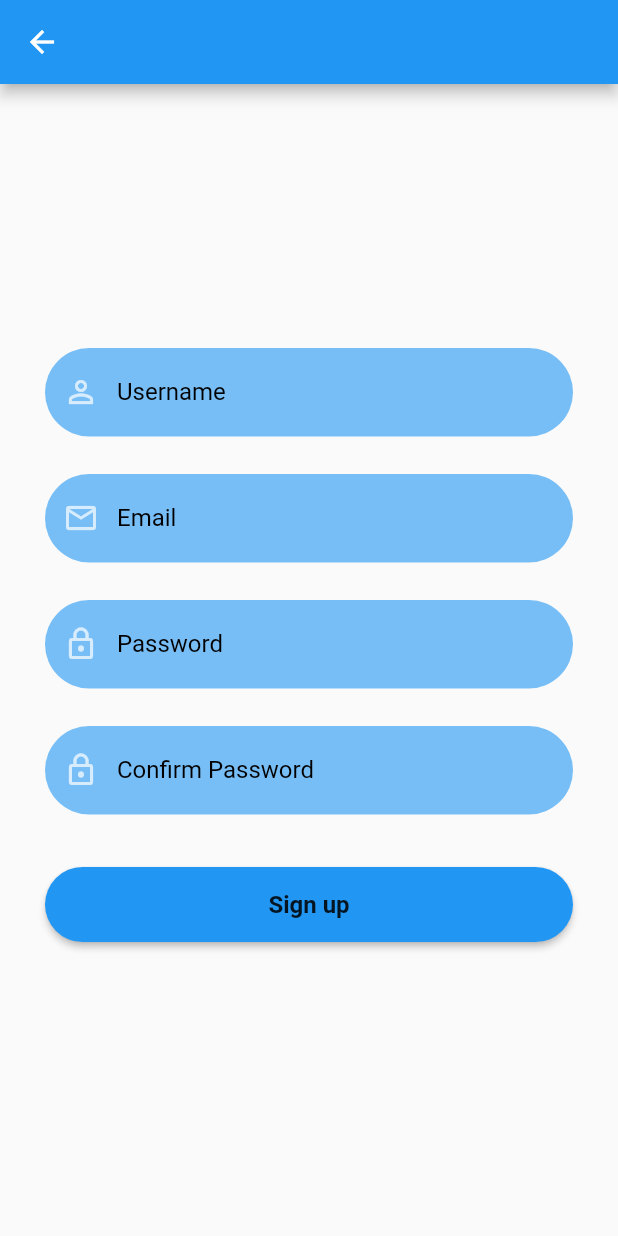
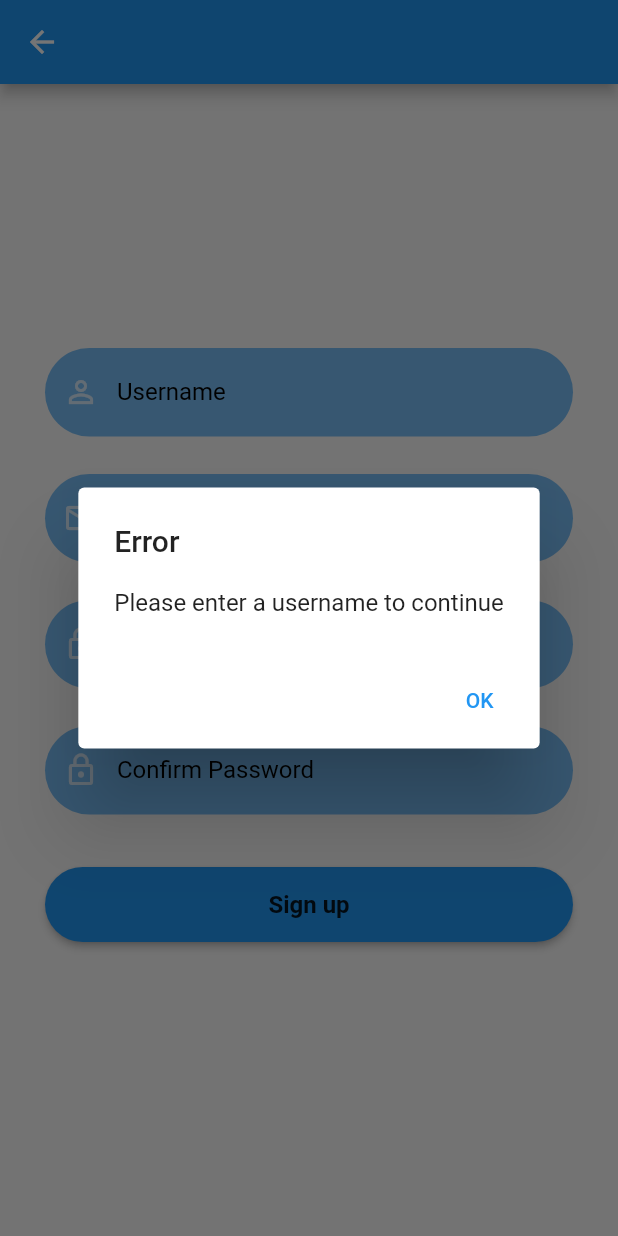
Before and after one commit to Sakuss/Kavelypeli, a Flutter app: the SignUp screen opened directly with empty values, after a tap on "Sign up", on a phone screen of 412 x 824 dp. Run offline on Flutter 3.47's test engine with Material 2 defaults, Android fonts, the phone set to English and light mode, and no system bars; our stand-ins replace cloud_firestore, firebase_auth, firebase_core, firebase_storage, font_awesome_flutter, geolocator and 6 more; accounts and stored records are empty.

Commit message:
achievement progress and empty username error

```diff
--- a/lib/screens/signup_screen.dart
+++ b/lib/screens/signup_screen.dart
@@ -1,4 +1,3 @@
-import 'package:cloud_firestore/cloud_firestore.dart';
 import 'package:firebase_auth/firebase_auth.dart';
 import 'package:flutter/material.dart';
 import 'package:kavelypeli/util.dart';
@@ -18,8 +17,7 @@ class SignUp extends StatefulWidget {
 
 class _SignUpState extends State<SignUp> {
   final TextEditingController _passwordTextController = TextEditingController();
-  final TextEditingController _passwordConfirmationTextController =
-      TextEditingController();
+  final TextEditingController _passwordConfirmationTextController = TextEditingController();
   final TextEditingController _emailTextController = TextEditingController();
   final TextEditingController _userNameTextController = TextEditingController();
 
@@ -37,23 +35,19 @@ class _SignUpState extends State<SignUp> {
           child: Column(
             mainAxisAlignment: MainAxisAlignment.center,
             children: <Widget>[
-              retextfield("Username", Icons.person_outline, false,
-                  _userNameTextController),
+              retextfield("Username", Icons.person_outline, false, _userNameTextController),
               const SizedBox(
                 height: 25,
               ),
-              retextfield(
-                  "Email", Icons.mail_outline, false, _emailTextController),
+              retextfield("Email", Icons.mail_outline, false, _emailTextController),
               const SizedBox(
                 height: 25,
               ),
-              retextfield("Password", Icons.lock_outline, true,
-                  _passwordTextController),
+              retextfield("Password", Icons.lock_outline, true, _passwordTextController),
               const SizedBox(
                 height: 25,
               ),
-              retextfield("Confirm Password", Icons.lock_outline, true,
-                  _passwordConfirmationTextController),
+              retextfield("Confirm Password", Icons.lock_outline, true, _passwordConfirmationTextController),
               const SizedBox(
                 height: 25,
               ),
@@ -61,16 +55,17 @@ class _SignUpState extends State<SignUp> {
                 context,
                 false,
                 () {
-                  if (_passwordTextController.text !=
-                      _passwordConfirmationTextController.text) {
-                    showAlertDialog(
-                        context, "Please enter matching passwords to continue");
+                  if (_userNameTextController.text.isEmpty) {
+                    showAlertDialog(context, "Please enter a username to continue");
+                    return;
+                  }
+                  if (_passwordTextController.text != _passwordConfirmationTextController.text) {
+                    showAlertDialog(context, "Please enter matching passwords to continue");
                     return;
                   }
                   FirebaseAuth.instance
                       .createUserWithEmailAndPassword(
-                          email: _emailTextController.text,
-                          password: _passwordTextController.text)
+                          email: _emailTextController.text, password: _passwordTextController.text)
                       .then(
                     (responseData) async {
                       var user = await AppUser.createUserOnSignup(
```
Also changed, not shown: lib/Reusable_widgets/SignInSignOut_widgets.dart (+5 -13 lines), lib/screens/achievements_screen.dart (+26 -0 lines), lib/screens/signin_screen.dart (+5 -13 lines).
